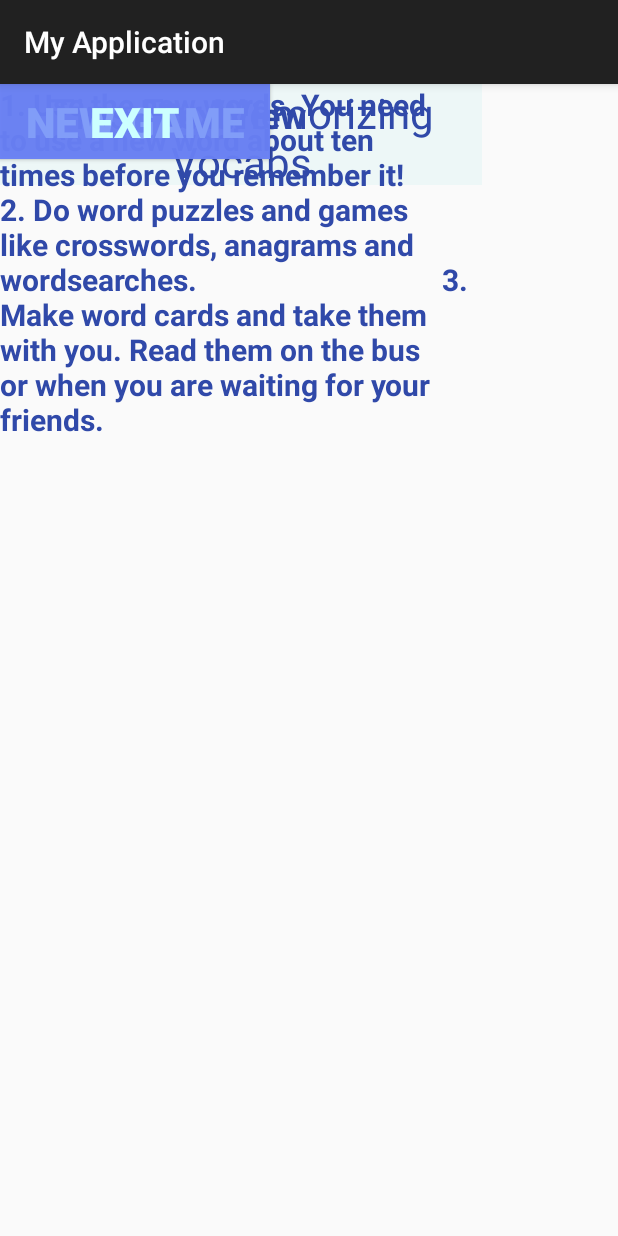
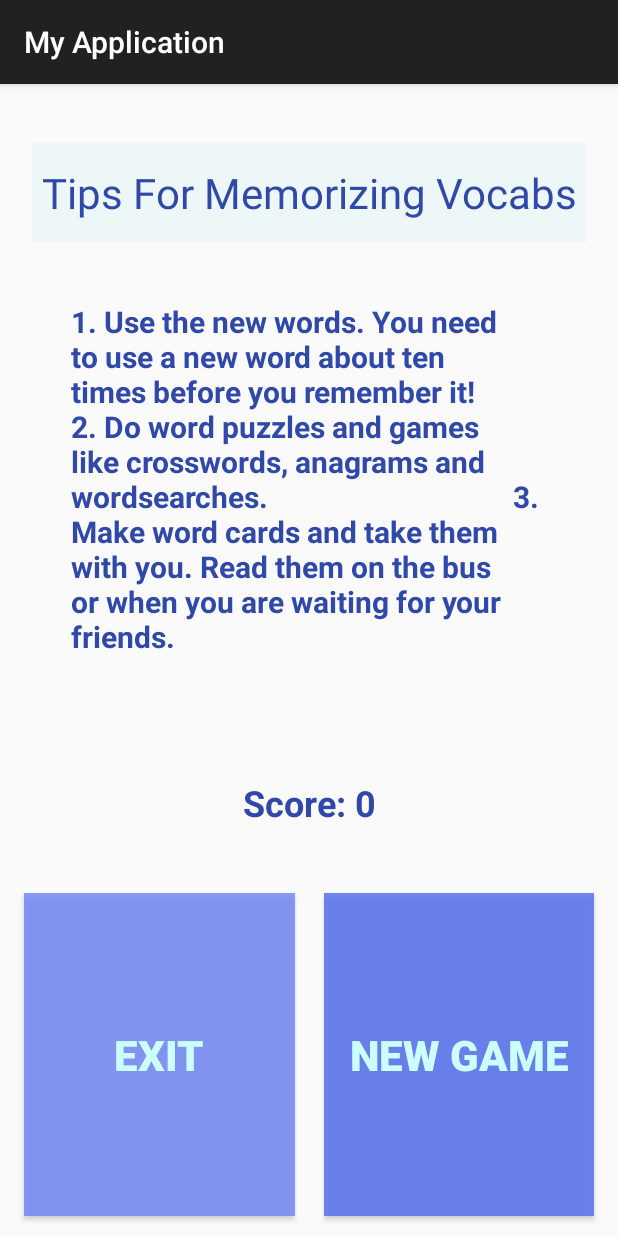
Before and after one commit to mengfeiwang/GitTermsAPP, an Android app: the screen it shows after launch (Profile2Activity), after a tap on "MACINTOSH", on a phone screen of 412 x 824 dp. Run offline under Robolectric (Android 15) with nearby library versions, the phone set to English and light mode, and no system bars.

Commit message:
I just added another activity for memorizing vocab tips and used bundle to pass the score data.

```diff
--- a/app/src/main/AndroidManifest.xml
+++ b/app/src/main/AndroidManifest.xml
@@ -9,7 +9,6 @@
         android:roundIcon="@mipmap/ic_launcher_round"
         android:supportsRtl="true"
         android:theme="@style/AppTheme">
-        <activity android:name=".Profile2Activity"></activity>
         <activity android:name=".ProfileActivity">
             <intent-filter>
                 <action android:name="android.intent.action.MAIN" />
@@ -24,6 +23,7 @@
                 <category android:name="android.intent.category.LAUNCHER" />
             </intent-filter>
         </activity>
+        <activity android:name=".Profile2Activity" />
     </application>
 
 </manifest>
--- a/app/src/main/java/com/example/myapplication/MainActivity.java
+++ b/app/src/main/java/com/example/myapplication/MainActivity.java
@@ -146,7 +146,7 @@ public class MainActivity extends AppCompatActivity {
         Bundle extras = new Bundle();
         extras.putString("StringVariableName", mScore + "");
         intent.putExtras(extras);
-        launchActivity();
+        startActivity(intent);
     }
 
     /**
--- a/app/src/main/java/com/example/myapplication/Profile2Activity.java
+++ b/app/src/main/java/com/example/myapplication/Profile2Activity.java
@@ -17,20 +17,25 @@ public class Profile2Activity extends AppCompatActivity {
      * textView for demonstrating the tips and display your score.
      * The bundle is for the Integer data to be passed.
      */
+
     Button NewGame, Exit;
     TextView Score;
-    Bundle extras = getIntent().getExtras();
-    String stringVariableName = extras.getString("StringVariableName");
-    int intVariableName = Integer.parseInt(stringVariableName);
+
+
 
     @Override
     protected void onCreate(Bundle savedInstanceState) {
+        Bundle extras = getIntent().getExtras();
+        String stringVariableName = extras.getString("StringVariableName");
+        int intVariableName = Integer.parseInt(stringVariableName);
+
         super.onCreate(savedInstanceState);
         setContentView(R.layout.activity_profile2);
 
         //Declare the button and textViews
         NewGame = findViewById(R.id.NewGame);
         Exit = findViewById(R.id.Exit);
+        Score = findViewById(R.id.Score);
         Score.setText("Score: " + intVariableName);
 
         /**
--- a/app/src/main/res/layout/activity_profile2.xml
+++ b/app/src/main/res/layout/activity_profile2.xml
@@ -8,66 +8,85 @@
 
     <TextView
         android:id="@+id/tips"
-        android:layout_width="321dp"
-        android:layout_height="67dp"
+        android:layout_width="369dp"
+        android:layout_height="66dp"
+        android:layout_marginTop="39dp"
+        android:layout_marginBottom="434dp"
         android:background="#EDF7F7"
         android:gravity="center"
         android:text="Tips For Memorizing Vocabs"
         android:textColor="@color/buttoncolor"
         android:textSize="28dp"
-        tools:layout_editor_absoluteX="45dp"
-        tools:layout_editor_absoluteY="43dp" />
+        app:layout_constraintBottom_toTopOf="@+id/NewGame"
+        app:layout_constraintEnd_toEndOf="parent"
+        app:layout_constraintHorizontal_bias="0.5"
+        app:layout_constraintStart_toStartOf="parent"
+        app:layout_constraintTop_toTopOf="parent" />
 
     <TextView
         android:id="@+id/textView"
         android:layout_width="318dp"
         android:layout_height="274dp"
-        android:textSize="20dp"
-        android:textStyle="bold"
-        android:textColor="@color/buttoncolor"
         android:text="1. Use the new words. You need to use a new word about ten times before you remember it!
                                                                         2. Do word puzzles and games like crosswords, anagrams and wordsearches.
                                   3. Make word cards and take them with you. Read them on the bus or when you are waiting for your friends."
-        tools:layout_editor_absoluteX="48dp"
-        tools:layout_editor_absoluteY="135dp" />
+        android:textColor="@color/buttoncolor"
+        android:textSize="20dp"
+        android:textStyle="bold"
+        app:layout_constraintBottom_toTopOf="@+id/Score"
+        app:layout_constraintEnd_toEndOf="parent"
+        app:layout_constraintHorizontal_bias="0.5"
+        app:layout_constraintStart_toStartOf="parent"
+        app:layout_constraintTop_toBottomOf="@+id/tips" />
 
     <Button
         android:id="@+id/NewGame"
-        android:layout_width="180dp"
-        android:layout_height="50dp"
+        android:layout_width="0dp"
+        android:layout_height="0dp"
+        android:layout_marginEnd="16dp"
+        android:layout_marginBottom="13dp"
         android:background="@color/buttoonBackground3"
         android:gravity="center"
         android:text="New Game"
         android:textColor="@color/white"
         android:textSize="28dp"
         android:textStyle="bold"
-        tools:layout_editor_absoluteX="215dp"
-        tools:layout_editor_absoluteY="540dp" />
+        app:layout_constraintBottom_toBottomOf="parent"
+        app:layout_constraintEnd_toEndOf="parent"
+        app:layout_constraintStart_toEndOf="@+id/Exit"
+        app:layout_constraintTop_toBottomOf="@+id/tips" />
 
     <Button
         android:id="@+id/Exit"
-        android:layout_width="180dp"
-        android:layout_height="50dp"
+        android:layout_width="0dp"
+        android:layout_height="0dp"
+        android:layout_marginStart="16dp"
+        android:layout_marginEnd="19dp"
         android:background="@color/buttoonBackground2"
         android:gravity="center"
         android:text="Exit"
         android:textColor="@color/white"
         android:textSize="28dp"
         android:textStyle="bold"
-        tools:layout_editor_absoluteX="16dp"
-        tools:layout_editor_absoluteY="540dp" />
+        app:layout_constraintBottom_toBottomOf="@+id/NewGame"
+        app:layout_constraintEnd_toStartOf="@+id/NewGame"
+        app:layout_constraintStart_toStartOf="parent"
+        app:layout_constraintTop_toTopOf="@+id/NewGame" />
 
     <TextView
         android:id="@+id/Score"
         android:layout_width="310dp"
         android:layout_height="41dp"
+        android:gravity="center"
         android:text="TextView"
-        android:gravity="center"
+        android:textColor="@color/buttoncolor"
         android:textSize="24dp"
-        android:textColor="@color/buttoncolor"
         android:textStyle="bold"
-        tools:layout_editor_absoluteX="52dp"
-        tools:layout_editor_absoluteY="426dp" />
+        app:layout_constraintBottom_toTopOf="@+id/NewGame"
+        app:layout_constraintEnd_toEndOf="parent"
+        app:layout_constraintHorizontal_bias="0.5"
+        app:layout_constraintStart_toStartOf="parent"
+        app:layout_constraintTop_toBottomOf="@+id/textView" />
 
 
 </androidx.constraintlayout.widget.ConstraintLayout>
```
